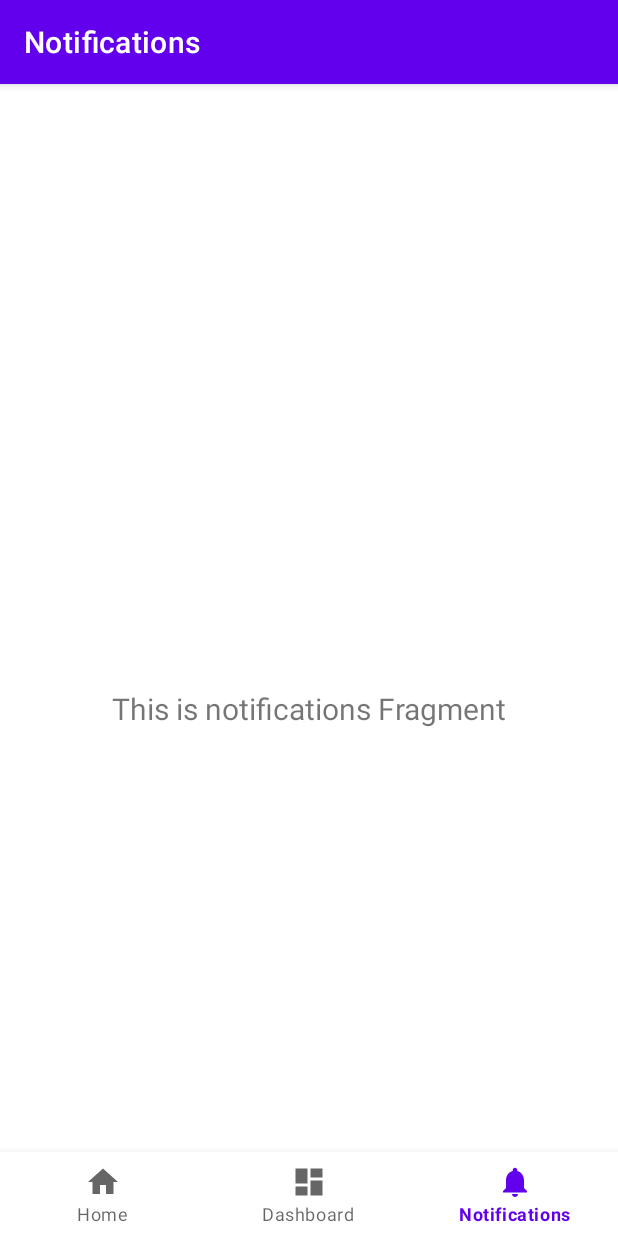
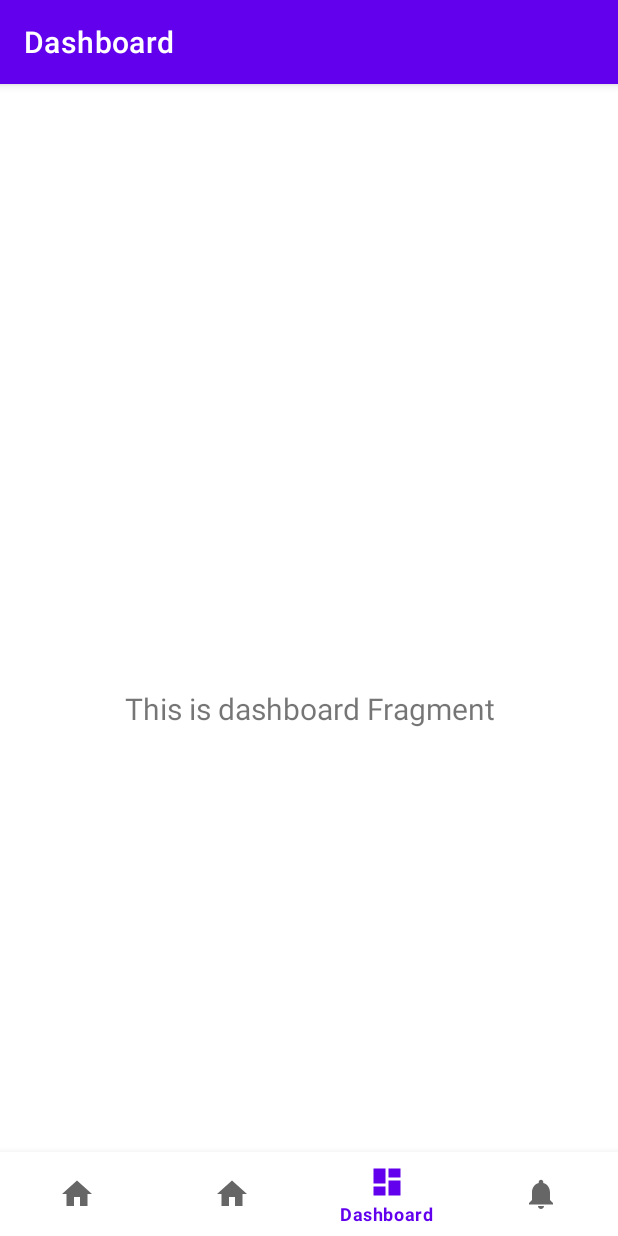
Before and after one commit to brenojab/TechChallengeFrwk, an Android app: the screen it shows after launch (MainActivity), item 3 of the bottom bar chosen, on a phone screen of 412 x 824 dp. Run offline under Robolectric (Android 15) with nearby library versions, the phone set to English and light mode, and no system bars; our stand-ins replace navigation-ui.

Commit message:
Ajustes de navegação.

```diff
--- a/app/src/main/java/com/framework/techchallengefrwk/MainActivity.kt
+++ b/app/src/main/java/com/framework/techchallengefrwk/MainActivity.kt
@@ -19,7 +19,7 @@ class MainActivity : AppCompatActivity() {
         // Passing each menu ID as a set of Ids because each
         // menu should be considered as top level destinations.
         val appBarConfiguration = AppBarConfiguration(setOf(
-                R.id.navigation_home, R.id.navigation_dashboard, R.id.navigation_notifications))
+                R.id.posts_dashboard, R.id.navigation_dashboard, R.id.navigation_notifications))
         setupActionBarWithNavController(navController, appBarConfiguration)
         navView.setupWithNavController(navController)
     }
--- a/app/src/main/java/com/framework/techchallengefrwk/models/ServiceResult.kt
+++ b/app/src/main/java/com/framework/techchallengefrwk/models/PostsResult.kt
@@ -1,5 +1,5 @@
 package com.framework.techchallengefrwk.models
 
-class ServicesResult(
+class PostsResult(
     var services: List<PostagensData>
 )
--- a/app/src/main/java/com/framework/techchallengefrwk/service/IWebService.kt
+++ b/app/src/main/java/com/framework/techchallengefrwk/service/IWebService.kt
@@ -1,6 +1,6 @@
 package com.framework.techchallengefrwk.service
 
-import com.framework.techchallengefrwk.models.ServicesResult
+import com.framework.techchallengefrwk.models.PostsResult
 import retrofit2.Call
 import retrofit2.Retrofit
 import retrofit2.converter.moshi.MoshiConverterFactory
@@ -20,7 +20,7 @@ interface IWebService {
 
     @GET("/posts")
     fun getServices(
-    ): Call<ServicesResult>
+    ): Call<PostsResult>
 
 }
 
--- a/app/src/main/res/menu/bottom_nav_menu.xml
+++ b/app/src/main/res/menu/bottom_nav_menu.xml
@@ -1,5 +1,10 @@
 <?xml version="1.0" encoding="utf-8"?>
 <menu xmlns:android="http://schemas.android.com/apk/res/android">
+
+    <item
+        android:id="@+id/posts_dashboard"
+        android:icon="@drawable/ic_home_black_24dp"
+        android:title="Postagens" />
 
     <item
         android:id="@+id/navigation_home"
--- a/app/src/main/res/navigation/mobile_navigation.xml
+++ b/app/src/main/res/navigation/mobile_navigation.xml
@@ -4,6 +4,12 @@
     xmlns:tools="http://schemas.android.com/tools"
     android:id="@+id/mobile_navigation"
     app:startDestination="@+id/navigation_home">
+
+    <fragment
+        android:id="@+id/navigation_posts"
+        android:name="com.framework.techchallengefrwk.ui.postagens.PostagensFragment"
+        android:label="Posts"
+        tools:layout="@layout/fragment_postagens" />
 
     <fragment
         android:id="@+id/navigation_home"
```
Also changed, not shown: app/src/main/java/com/framework/techchallengefrwk/ui/postagens/PostagensFragment.kt (+16 -11 lines), app/src/main/java/com/framework/techchallengefrwk/ui/postagens/PostagensViewModel.kt (+24 -3 lines), app/src/main/res/layout/fragment_postagens.xml (+10 -7 lines).
